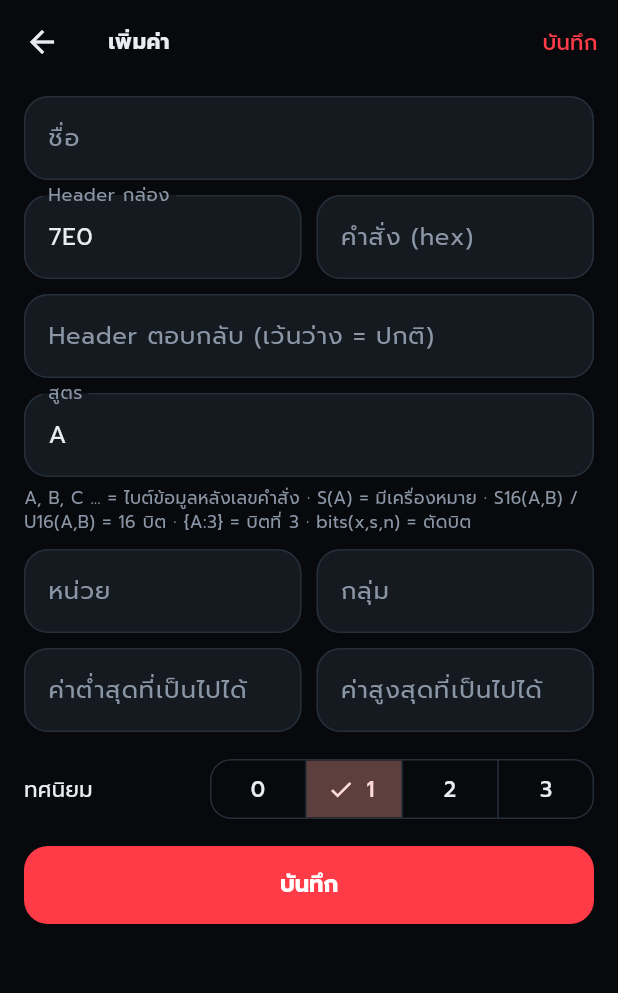
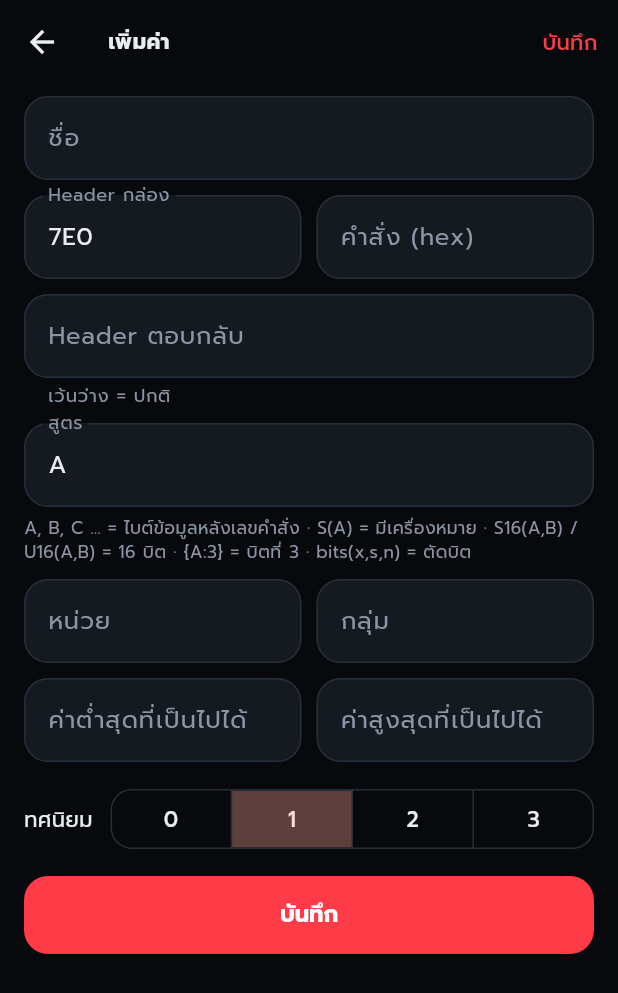
Before and after one commit to Dev-LEA-KP-TECH/proscaner, a Flutter app: the ExtPidEditScreen screen opened directly, on a phone screen of 412 x 824 dp. Shown: the top 993 px of the screen. Run offline on Flutter 3.47's test engine with Material 3 defaults, Android fonts, the phone set to English and light mode, and no system bars; our stand-ins replace flutter_blue_plus, flutter_riverpod, flutter_tts, image_picker, pdf, share_plus and 2 more; missing offline and left inert: mobile_scanner; accounts and stored records are empty; project files that could hold a hidden picture were left out.

Commit message:
Responsive PID form and freeze-frame rows, keep Thai words and numbers together, more text checks
Co-Authored-By: Claude Opus 5.5 <noreply@anthropic.com>
Claude-Session: https://claude.ai/code/session_013iCSRjASdtRM1iLc8z6v96

```diff
--- a/lib/ui/theme.dart
+++ b/lib/ui/theme.dart
@@ -220,8 +220,10 @@ const _thaiKeepWords = [
   'เทอร์โบ', 'คันเร่ง', 'ลิ้นเร่ง', 'แคมชาฟท์', 'ข้อเหวี่ยง', 'หัวเทียน', 'ถุงลม', 'อัตราเร่ง', 'ความเร็ว', 'ความดัน',
   'ความร้อน', 'บูสต์', 'ไฟเตือน', 'ปีกผีเสื้อ', 'คอยล์', 'โปรโตคอล', 'แคตาไลติก', 'ออกซิเจน', 'อินเตอร์คูลเลอร์',
   'มาตรฐาน', 'ผิดปกติ', 'ปลอดภัย', 'ตรวจสภาพ', 'เลขไมล์', 'หน้าปัด', 'สัญญาณ', 'แรงดัน', 'อุณหภูมิ', 'ระยะทาง',
+  'รถยก', 'เชื่อมต่อ', 'ตัวสแกน', 'เปลี่ยน', 'บันทึก',
 ];
 final _thaiKeepRe = RegExp(_thaiKeepWords.join('|'));
+final _thaiNumRe = RegExp(r'([\u0E00-\u0E7F]) (\d|[A-Z](?![A-Za-z]))');
 final _thaiSlashRe = RegExp(r'([\u0E00-\u0E7F.])/(?=[\u0E00-\u0E7F])');
 final _unitRe = RegExp(r'(\d) (bit|kbps|กม\.|ครั้ง|วัน|เดือน|ปี|ชม\.|วินาที|นาที|ค่า|รายการ|°C|V|kPa|MPa|%)');
 
@@ -229,6 +231,8 @@ String thaiKeep(String s) {
   // ตัวเลขติดกับหน่วยเสมอ (เช่น "11 bit", "500 kbps", "10,000 กม.") ไม่ให้หน่วยไปขึ้นบรรทัดใหม่
   s = s.replaceAllMapped(_unitRe, (m) => '${m[1]}\u00A0${m[2]}');
   if (!s.codeUnits.any((c) => c >= 0x0E01 && c <= 0x0E5B)) return s;
+  // คำไทยติดกับเลข/ตัวอักษรกำกับที่ตามมา (เช่น "สูบ 1", "แบบ 3", "แคม A") ไม่แยกกันคนละบรรทัด
+  s = s.replaceAllMapped(_thaiNumRe, (m) => '${m[1]}\u00A0${m[2]}');
   // หน่วยไทยที่มีทับ (กม./ชม., รอบ/นาที, อ่าน/ลบ) ไม่ขึ้นบรรทัดใหม่หลังเครื่องหมายทับ
   s = s.replaceAllMapped(_thaiSlashRe, (m) => '${m[1]}/\u2060');
   return s.replaceAllMapped(_thaiKeepRe, (m) => _glue(m[0]!));
--- a/lib/ui/tools/ext_pid_detail_screen.dart
+++ b/lib/ui/tools/ext_pid_detail_screen.dart
@@ -390,7 +390,7 @@ class _ExtPidDetailScreenState extends ConsumerState<ExtPidDetailScreen> {
           PremiumCard(
             child: Column(crossAxisAlignment: CrossAxisAlignment.start, children: [
               // ชื่อค่าเต็มความกว้าง ป้ายความน่าเชื่อถืออยู่แถวป้ายด้านล่าง (จอแคบชื่อไม่ถูกบีบ)
-              Text(_p.name, style: const TextStyle(fontWeight: FontWeight.w800, fontSize: 16)),
+              Text(thaiKeep(_p.name), style: const TextStyle(fontWeight: FontWeight.w800, fontSize: 16)),
               if (_p.en != null) ...[
                 const SizedBox(height: 2),
                 Text(_p.en!, style: TextStyle(color: cs.onSurfaceVariant, fontSize: 12.5)),
--- a/lib/ui/tools/ext_pid_edit_screen.dart
+++ b/lib/ui/tools/ext_pid_edit_screen.dart
@@ -73,7 +73,21 @@ class _ExtPidEditScreenState extends State<ExtPidEditScreen> {
   @override
   Widget build(BuildContext context) {
     final cs = Theme.of(context).colorScheme;
-    InputDecoration dec(String label, [String? hint]) => InputDecoration(labelText: label, hintText: hint);
+    InputDecoration dec(String label, [String? hint, String? helper]) =>
+        InputDecoration(labelText: label, hintText: hint, helperText: helper, helperMaxLines: 3);
+    // ช่องกรอกคู่: ที่พอ (ช่องละ 170 dp ขึ้นไปเมื่อคิดรวมขนาดตัวอักษร) วางข้างกัน ไม่พอวางซ้อนกันเต็มความกว้าง
+    // ชื่อช่องและตัวอย่างในช่องจึงแสดงครบ ไม่ถูกตัดท้าย
+    Widget pair(Widget a, Widget b) => LayoutBuilder(builder: (context, box) {
+          final scale = MediaQuery.textScalerOf(context).scale(100) / 100;
+          if ((box.maxWidth - 10) / 2 / scale >= 170) {
+            return Row(crossAxisAlignment: CrossAxisAlignment.start, children: [
+              Expanded(child: a),
+              const SizedBox(width: 10),
+              Expanded(child: b),
+            ]);
+          }
+          return Column(crossAxisAlignment: CrossAxisAlignment.stretch, children: [a, const SizedBox(height: 10), b]);
+        });
     String? preview;
     final raw = widget.sampleRaw;
     if (raw != null && raw.isNotEmpty) {
@@ -91,13 +105,12 @@ class _ExtPidEditScreenState extends State<ExtPidEditScreen> {
       body: ListView(padding: const EdgeInsets.fromLTRB(16, 8, 16, 40), children: [
         TextField(controller: _name, decoration: dec('ชื่อ', 'เช่น ชดเชยหัวฉีดสูบ\u00A01')),
         const SizedBox(height: 10),
-        Row(children: [
-          Expanded(child: TextField(controller: _header, decoration: dec('Header กล่อง', '7E0 / 700 / 18DA10F1'))),
-          const SizedBox(width: 10),
-          Expanded(child: TextField(controller: _req, decoration: dec('คำสั่ง (hex)', '221101 หรือ 2101'))),
-        ]),
+        pair(
+          TextField(controller: _header, decoration: dec('Header กล่อง', '7E0 / 700 / 18DA10F1')),
+          TextField(controller: _req, decoration: dec('คำสั่ง (hex)', '221101 หรือ 2101')),
+        ),
         const SizedBox(height: 10),
-        TextField(controller: _rx, decoration: dec('Header ตอบกลับ (เว้นว่าง = ปกติ)', 'เช่น 708 หรือ 6A0')),
+        TextField(controller: _rx, decoration: dec('Header ตอบกลับ', 'เช่น 708 หรือ 6A0', 'เว้นว่าง = ปกติ')),
         const SizedBox(height: 10),
         TextField(controller: _formula, decoration: dec('สูตร', 'เช่น A-40 หรือ S16(A,B)/100')),
         const SizedBox(height: 6),
@@ -110,34 +123,31 @@ class _ExtPidEditScreenState extends State<ExtPidEditScreen> {
           Text('ค่าจากข้อมูลล่าสุด: $preview ${_unit.text}', style: TextStyle(fontWeight: FontWeight.w700, color: cs.primary)),
         ],
         const SizedBox(height: 10),
-        Row(children: [
-          Expanded(child: TextField(controller: _unit, decoration: dec('หน่วย', '°C, g, mm³'))),
-          const SizedBox(width: 10),
-          Expanded(child: TextField(controller: _group, decoration: dec('กลุ่ม', 'หัวฉีด, DPF, เกียร์'))),
-        ]),
+        pair(
+          TextField(controller: _unit, decoration: dec('หน่วย', '°C, g, mm³')),
+          TextField(controller: _group, decoration: dec('กลุ่ม', 'หัวฉีด, DPF, เกียร์')),
+        ),
         const SizedBox(height: 10),
-        Row(children: [
-          Expanded(
-            child: TextField(
+        pair(
+          TextField(
             controller: _min,
             keyboardType: const TextInputType.numberWithOptions(signed: true, decimal: true),
             decoration: dec('ค่าต่ำสุดที่เป็นไปได้'),
           ),
-          ),
-          const SizedBox(width: 10),
-          Expanded(
-            child: TextField(
+          TextField(
             controller: _max,
             keyboardType: const TextInputType.numberWithOptions(signed: true, decimal: true),
             decoration: dec('ค่าสูงสุดที่เป็นไปได้'),
           ),
         ),
-        ]),
         const SizedBox(height: 14),
+        // ปุ่มเลือกทศนิยมกว้างตามที่เหลือ (จอแคบไม่ล้นขอบ)
         Row(children: [
           const Text('ทศนิยม'),
-          const Spacer(),
-          SegmentedButton<int>(
+          const SizedBox(width: 12),
+          Expanded(
+            child: SegmentedButton<int>(
+            showSelectedIcon: false,
             segments: const [
               ButtonSegment(value: 0, label: Text('0')),
               ButtonSegment(value: 1, label: Text('1')),
@@ -146,6 +156,7 @@ class _ExtPidEditScreenState extends State<ExtPidEditScreen> {
             ],
             selected: {_dec.clamp(0, 3)},
             onSelectionChanged: (s) => setState(() => _dec = s.first),
+            ),
           ),
         ]),
         if (_p.verified) ...[
--- a/lib/ui/tools/remap_test_screen.dart
+++ b/lib/ui/tools/remap_test_screen.dart
@@ -880,8 +880,8 @@ class _RemapLiveScreenState extends ConsumerState<RemapLiveScreen> {
         Row(children: [
           Expanded(
             child: Text(
-              '${rate.toStringAsFixed(1)}\u00A0คำสั่ง/วินาที\u00A0· ${run.rows.length}\u00A0แถว'
-              '${_sampler?.multiPid ?? false ? '\u00A0· หลาย PID ต่อคำสั่ง' : ''}',
+              thaiKeep('${rate.toStringAsFixed(1)}\u00A0คำสั่ง/วินาที\u00A0· ${run.rows.length}\u00A0แถว'
+                  '${_sampler?.multiPid ?? false ? '\u00A0· หลาย PID ต่อคำสั่ง' : ''}'),
               style: TextStyle(fontSize: 12, color: cs.onSurfaceVariant),
             ),
           ),
--- a/test_screens/app_screens_test.dart
+++ b/test_screens/app_screens_test.dart
@@ -628,7 +628,7 @@ void main() {
 
     await open(const DidScannerScreen(autoPreset: false), frames: 30);
     await tapOn(find.text('เริ่มค้นหา'));
-    await untilSeen(find.textContaining(RegExp(r'กล่องตอบ [1-9]')), max: 3000);
+    await untilSeen(find.textContaining(RegExp('กล่องตอบ[ \u00A0][1-9]')), max: 3000);
     await settle(200);
     await shot('18d_did_scanner');
     pop();
```
Also changed, not shown: lib/ui/diagnosis_tab.dart (+13 -11 lines), 1 other file. Lines whose indentation alone changed are shown as unchanged.
